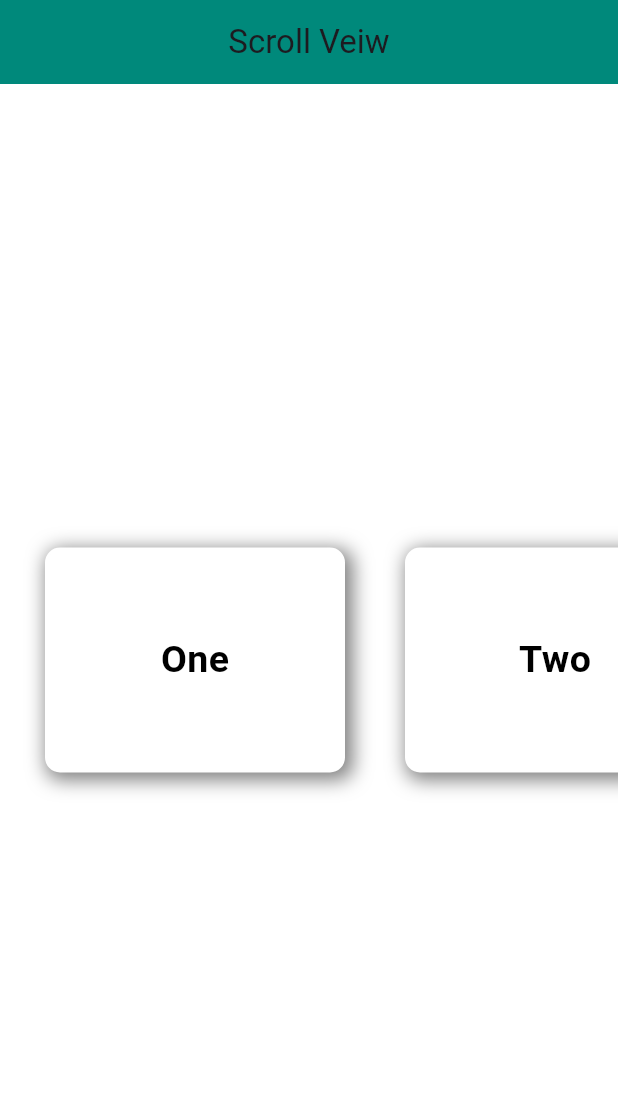
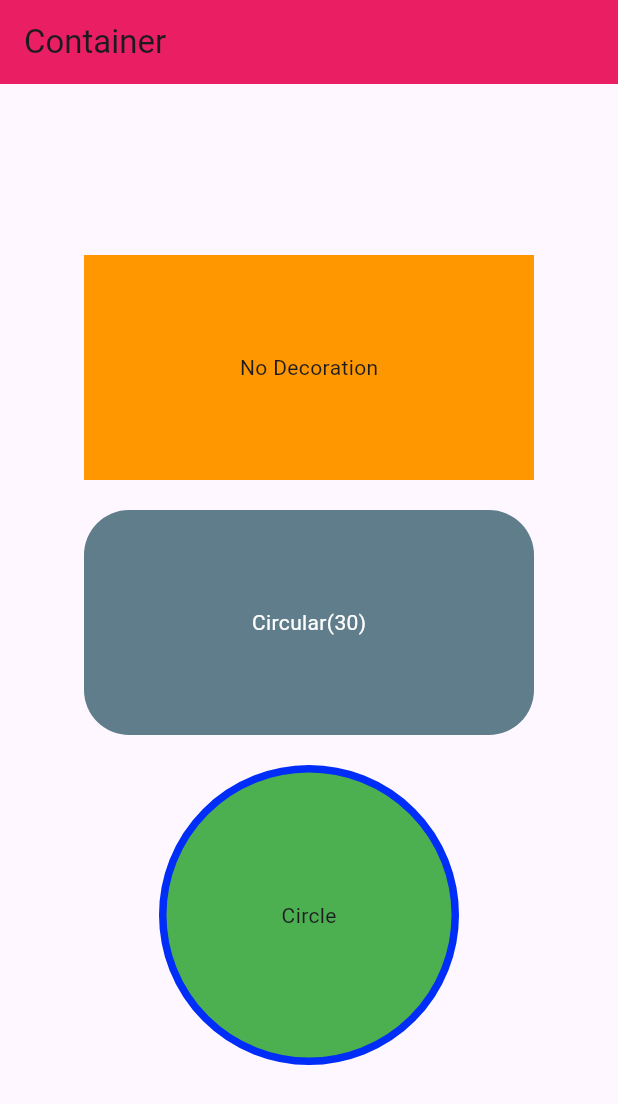
Before and after one commit to Parawee921/flutter_Sample, a Flutter app: the screen it shows after launch, on a phone screen of 412 x 824 dp. Shown: the top 1104 px of the screen. Run offline on Flutter 3.47's test engine with Material 3 defaults, Android fonts, the phone set to English and light mode, and no system bars.

Commit message:
first commit

```diff
--- /dev/null
+++ b/lib/flutter_sample.dart
@@ -0,0 +1,70 @@
+import 'package:flutter/material.dart';
+
+class FlutterSample extends StatefulWidget {
+  const FlutterSample({super.key});
+
+  @override
+  State<FlutterSample> createState() => _FlutterSampleState();
+}
+
+class _FlutterSampleState extends State<FlutterSample> {
+  @override
+  Widget build(BuildContext context) {
+    return Scaffold(
+      appBar: AppBar(
+        backgroundColor: Colors.pink,
+        title: const Text(
+          'Container',
+        ),
+      ),
+      body: Center(
+        child: Column(
+          mainAxisAlignment: MainAxisAlignment.center,
+          children: [
+            Container(
+              width: 300,
+              height: 150,
+              color: Colors.orange,
+              alignment: Alignment.center,
+              child: const Text('No Decoration'),
+            ),
+            const SizedBox(
+              height: 20,
+            ),
+            Container(
+              width: 300,
+              height: 150,
+              //color: Colors.blueGrey,
+              alignment: Alignment.center,
+              child: Text(
+                'Circular(30)',
+                style:  const TextStyle(color: Colors.white),
+              ),
+              decoration: BoxDecoration(
+                  color: Colors.blueGrey,
+                  border: Border.all(style: BorderStyle.none),
+                  borderRadius: BorderRadius.circular(30)
+                  ),
+            ),
+            const SizedBox(height: 20,),
+            Container(
+              height: 200,
+              width: 250,
+              alignment: Alignment.center,
+              decoration: BoxDecoration(
+                color: Colors.green,
+                border: Border.all(
+                  color: const Color.fromARGB(255, 0, 45, 248),
+                  style: BorderStyle.solid,
+                  width: 5,
+                ),
+                shape: BoxShape.circle,
+              ),
+              child: const Text('Circle'),
+            )
+          ],
+        ),
+      ),
+    );
+  }
+}
--- a/lib/main.dart
+++ b/lib/main.dart
@@ -1,4 +1,5 @@
 import 'package:flutter/material.dart';
+import 'package:flutter_application_1/flutter_sample.dart';
 //import 'package:flutter_application_1/my_contrainer.dart';
 import 'package:flutter_application_1/my_scroll.dart';
 
@@ -14,7 +15,7 @@ class MainApp extends StatelessWidget {
     return const MaterialApp(
       debugShowCheckedModeBanner: false,
       title: 'My Flutter Simple',
-      home: MyScrollView()
+      home: FlutterSample()
     );
   }
 }
```
